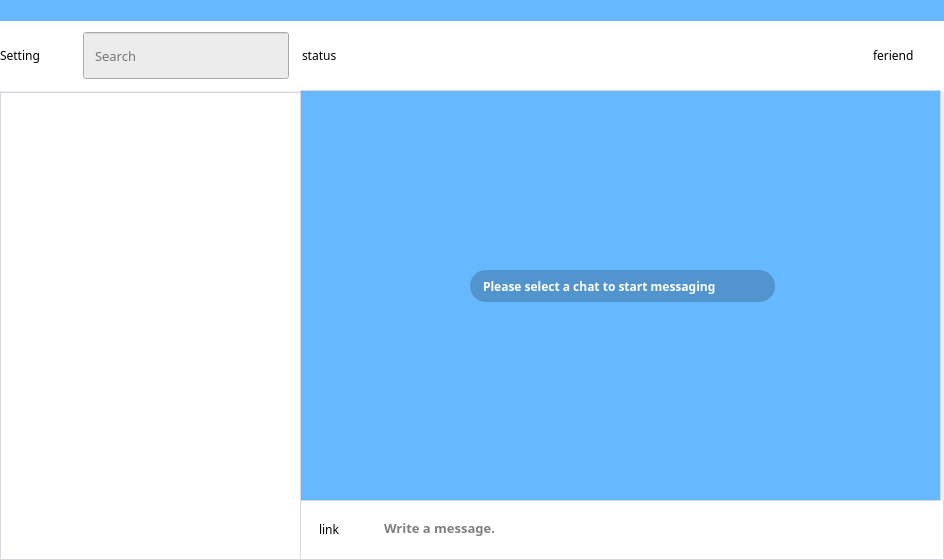
First picture: the form in llk.ui, repository HuangNO1/LLK-Qt-front-end, before the edit.
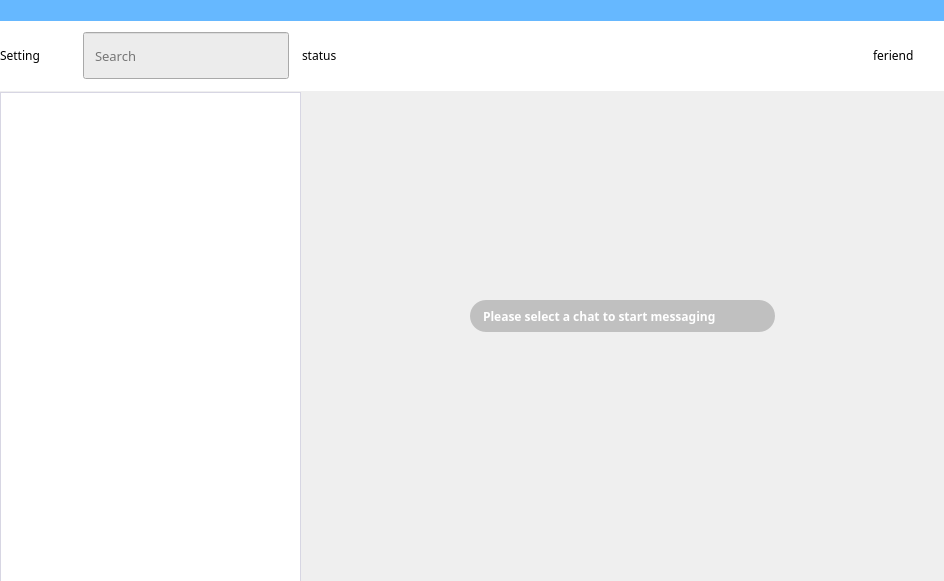
Second picture: the form after the edit.

```diff
--- a/llk.ui
+++ b/llk.ui
@@ -7,13 +7,13 @@
     <x>0</x>
     <y>0</y>
     <width>944</width>
-    <height>560</height>
+    <height>581</height>
    </rect>
   </property>
   <property name="minimumSize">
    <size>
     <width>806</width>
-    <height>560</height>
+    <height>581</height>
    </size>
   </property>
   <property name="font">
@@ -50,7 +50,7 @@
       <x>0</x>
       <y>92</y>
       <width>301</width>
-      <height>468</height>
+      <height>490</height>
      </rect>
     </property>
     <property name="minimumSize">
@@ -84,101 +84,6 @@
      <enum>QAbstractItemView::SingleSelection</enum>
     </property>
    </widget>
-   <widget class="QLabel" name="Linklabel">
-    <property name="geometry">
-     <rect>
-      <x>300</x>
-      <y>500</y>
-      <width>60</width>
-      <height>60</height>
-     </rect>
-    </property>
-    <property name="minimumSize">
-     <size>
-      <width>60</width>
-      <height>60</height>
-     </size>
-    </property>
-    <property name="maximumSize">
-     <size>
-      <width>61</width>
-      <height>61</height>
-     </size>
-    </property>
-    <property name="styleSheet">
-     <string notr="true">background-color: rgb(255, 255, 255);
-border-bottom: 0.5px solid #d7d6e3;
-border-left: 0.5px solid #d7d6e3;
-padding: 15px;</string>
-    </property>
-    <property name="text">
-     <string>link</string>
-    </property>
-   </widget>
-   <widget class="QListWidget" name="listWidget">
-    <property name="geometry">
-     <rect>
-      <x>300</x>
-      <y>90</y>
-      <width>641</width>
-      <height>411</height>
-     </rect>
-    </property>
-    <property name="font">
-     <font>
-      <family>Microsoft JhengHei</family>
-      <pointsize>10</pointsize>
-      <kerning>false</kerning>
-     </font>
-    </property>
-    <property name="focusPolicy">
-     <enum>Qt::NoFocus</enum>
-    </property>
-    <property name="layoutDirection">
-     <enum>Qt::LeftToRight</enum>
-    </property>
-    <property name="styleSheet">
-     <string notr="true">border: 0.5px solid #d7d6e3;
-background-color : rgb(102, 184, 255);
-</string>
-    </property>
-    <property name="frameShadow">
-     <enum>QFrame::Sunken</enum>
-    </property>
-    <property name="verticalScrollBarPolicy">
-     <enum>Qt::ScrollBarAsNeeded</enum>
-    </property>
-    <property name="horizontalScrollBarPolicy">
-     <enum>Qt::ScrollBarAsNeeded</enum>
-    </property>
-    <property name="autoScroll">
-     <bool>true</bool>
-    </property>
-    <property name="autoScrollMargin">
-     <number>0</number>
-    </property>
-    <property name="editTriggers">
-     <set>QAbstractItemView::NoEditTriggers</set>
-    </property>
-    <property name="selectionMode">
-     <enum>QAbstractItemView::NoSelection</enum>
-    </property>
-    <property name="verticalScrollMode">
-     <enum>QAbstractItemView::ScrollPerItem</enum>
-    </property>
-    <property name="horizontalScrollMode">
-     <enum>QAbstractItemView::ScrollPerPixel</enum>
-    </property>
-    <property name="movement">
-     <enum>QListView::Static</enum>
-    </property>
-    <property name="isWrapping" stdset="0">
-     <bool>true</bool>
-    </property>
-    <property name="resizeMode">
-     <enum>QListView::Adjust</enum>
-    </property>
-   </widget>
    <widget class="QLabel" name="label_Status">
     <property name="geometry">
      <rect>
@@ -192,45 +97,6 @@
      <string>status</string>
     </property>
    </widget>
-   <widget class="QTextEdit" name="textEdit">
-    <property name="geometry">
-     <rect>
-      <x>360</x>
-      <y>500</y>
-      <width>584</width>
-      <height>60</height>
-     </rect>
-    </property>
-    <property name="font">
-     <font>
-      <family>Microsoft JhengHei</family>
-      <pointsize>10</pointsize>
-      <weight>75</weight>
-      <bold>true</bold>
-     </font>
-    </property>
-    <property name="styleSheet">
-     <string notr="true">padding: 15px soild white;
-padding-left:20px;
-background-color: rgb(255, 255, 255);
-border-color: rgb(255, 255, 255);
-border-width:0;border-style:outset;
-border-bottom: 1px solid #d7d6e3;
-border-right: 1px solid #d7d6e3;</string>
-    </property>
-    <property name="verticalScrollBarPolicy">
-     <enum>Qt::ScrollBarAlwaysOff</enum>
-    </property>
-    <property name="horizontalScrollBarPolicy">
-     <enum>Qt::ScrollBarAlwaysOff</enum>
-    </property>
-    <property name="lineWrapMode">
-     <enum>QTextEdit::NoWrap</enum>
-    </property>
-    <property name="placeholderText">
-     <string>Write a message.</string>
-    </property>
-   </widget>
    <widget class="QListView" name="listView_noAction">
     <property name="geometry">
      <rect>
@@ -302,7 +168,7 @@
     <property name="geometry">
      <rect>
       <x>470</x>
-      <y>270</y>
+      <y>300</y>
       <width>305</width>
       <height>32</height>
      </rect>
```
Left out of the diff: 3 changed lines with no effect on the pictures.
